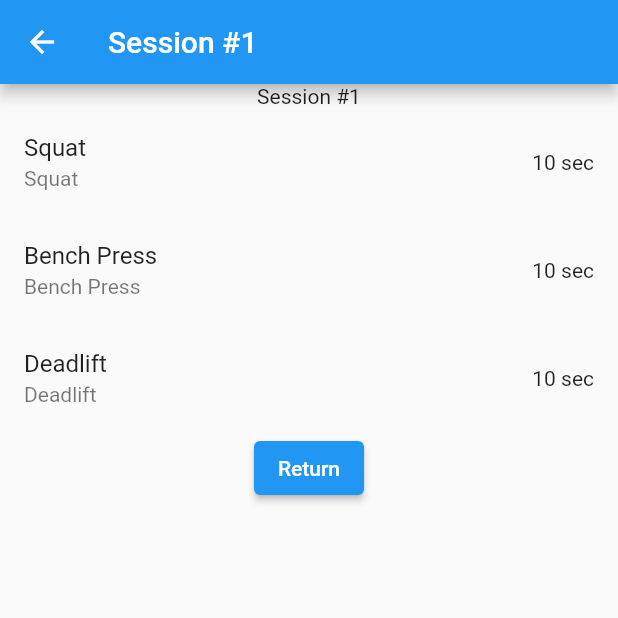
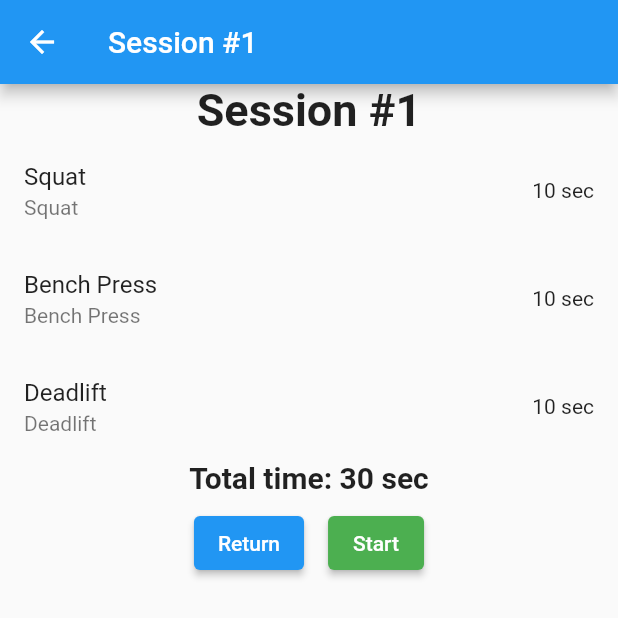
Before and after one commit to dmitrii-cernev/Seqxercise, a Flutter app: the screen it shows after launch, after a tap on "Session #1", on a phone screen of 412 x 824 dp, the top half of it. Run offline on Flutter 3.47's test engine with Material 2 defaults, Android fonts, the phone set to English and light mode, and no system bars.

Commit message:
add total time and Start button

```diff
--- a/lib/model/trainingSession.dart
+++ b/lib/model/training_session.dart
@@ -12,4 +12,7 @@ class TrainingSession {
   TrainingSession.fromJson(Map<String, dynamic> json)
       : name = json['name'],
         exercises = json['exercises'];
+
+  get totalTime => exercises.fold(
+      0, (previousValue, element) => previousValue + element.leadTime);
 }
--- a/lib/screen/training_session_screen.dart
+++ b/lib/screen/training_session_screen.dart
@@ -1,7 +1,7 @@
 import 'package:flutter/material.dart';
 
 import '../model/exercise_unit.dart';
-import '../model/trainingSession.dart';
+import '../model/training_session.dart';
 
 class TrainingSessionScreen extends StatelessWidget {
   const TrainingSessionScreen({Key? key}) : super(key: key);
@@ -58,24 +58,43 @@ class TrainingSessionDetailedInfoScreen extends StatelessWidget {
       body: Center(
         child: Column(
           children: [
-            Text(trainingSession.name),
+            Text(trainingSession.name, style: const TextStyle(fontSize: 30, fontWeight: FontWeight.bold)),
             ListView(
                 shrinkWrap: true,
-                children: trainingSession.exercises
-                    .map((exercise) {
+                children: trainingSession.exercises.map((exercise) {
                   return ListTile(
                     title: Text(exercise.name),
                     subtitle: Text(exercise.description),
                     trailing: Text('${exercise.leadTime} sec'),
                   );
-                    })
-                    .toList()),
-            ElevatedButton(
+                }).toList()),
+            Text(
+              "Total time: ${trainingSession.totalTime} sec",
+              style: const TextStyle(fontSize: 20, fontWeight: FontWeight.bold),
+            ),
+            Row(
+              mainAxisAlignment: MainAxisAlignment.center,
+              children: [
+                Padding(
+                  padding: const EdgeInsets.all(8.0),
+                  child: ElevatedButton(
                     onPressed: () {
                       Navigator.pop(context);
                     },
                     child: const Text('Return'),
                   ),
+                ),
+                Padding(
+                  padding: const EdgeInsets.all(8.0),
+                  child: ElevatedButton(
+                    onPressed: () {},
+                    style:
+                        ElevatedButton.styleFrom(backgroundColor: Colors.green),
+                    child: const Text('Start'),
+                  ),
+                ),
+              ],
+            )
           ],
         ),
       ),
```
Lines whose indentation alone changed are shown as unchanged.
